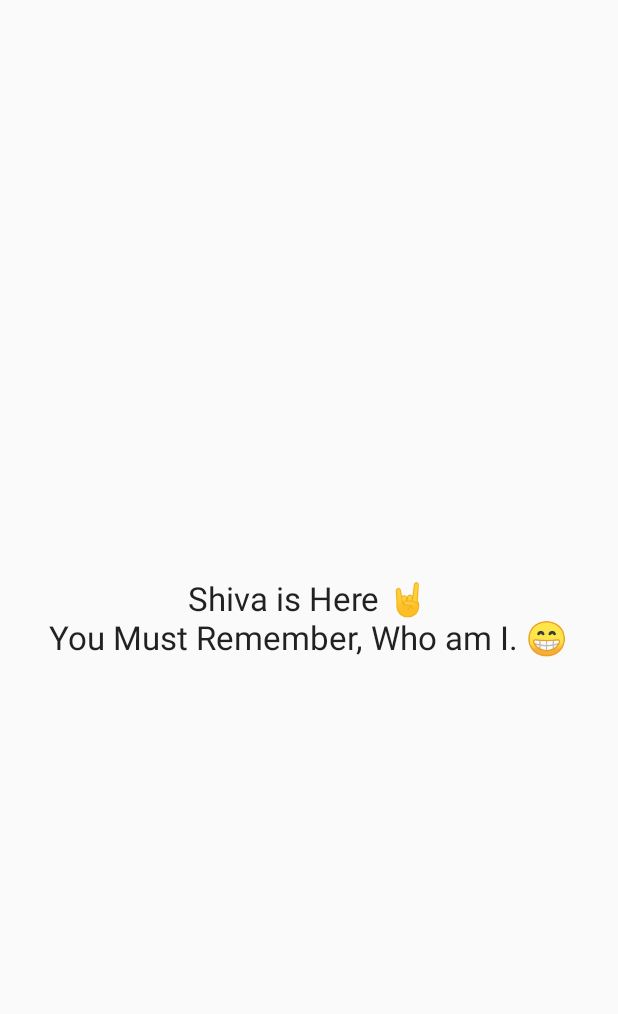
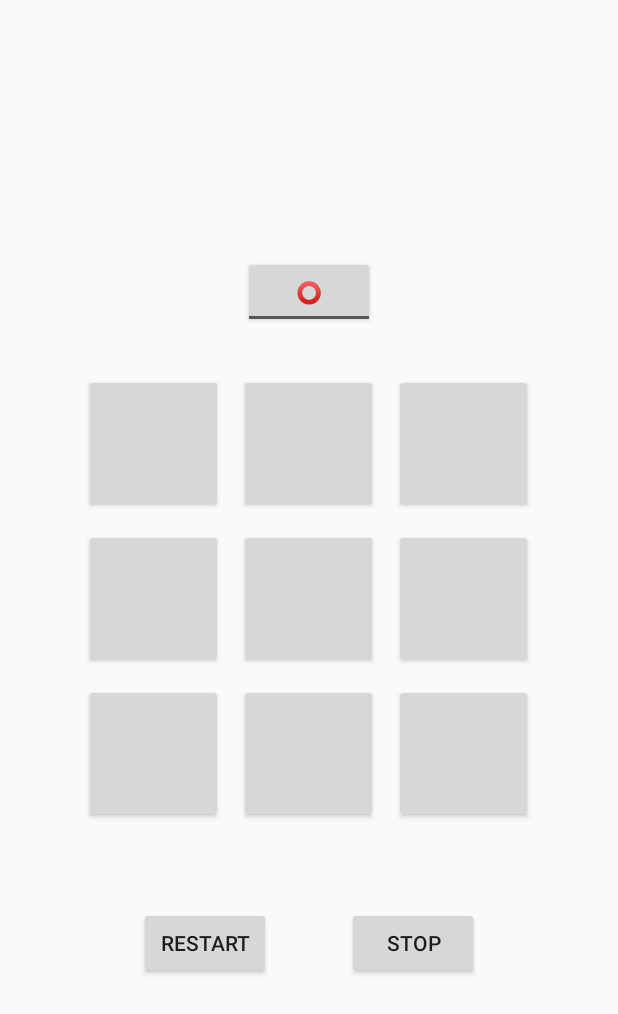
Before and after one commit to ShivaShirsath/TicTacToe-Android, an Android app: the screen it shows after launch (MainActivity), on a phone screen of 412 x 824 dp. Shown: the top 1014 px of the screen. Run offline under Robolectric (Android 15) with nearby library versions, the light colour scheme and no system bars.

Commit message:
Layout Screen Created

```diff
--- a/app/src/main/java/ss/TicTacToe/MainActivity.java
+++ b/app/src/main/java/ss/TicTacToe/MainActivity.java
@@ -3,6 +3,7 @@ package ss.TicTacToe;
 import android.os.Bundle;
 import android.support.v7.app.AppCompatActivity;
 import android.widget.TextView;
+import android.view.View;
 
 public class MainActivity extends AppCompatActivity {
 
@@ -11,9 +12,15 @@ public class MainActivity extends AppCompatActivity {
         super.onCreate(savedInstanceState);
         setContentView(R.layout.activity_main);
 
-		TextView textView = (TextView)findViewById(R.id.main);
-        textView.setText("Shiva is Here 🤘\nYou Must Remember, Who am I. 😁");
+    }
+	public void oxyClick(View view){
 
-    }
+	}
+	public void onRestart(View view){
+
+	}
+	public void onStop(View view){
+
+	}
 }
 // © https://github.com/ShivaShirsath
--- a/app/src/main/res/layout/activity_main.xml
+++ b/app/src/main/res/layout/activity_main.xml
@@ -7,11 +7,147 @@
 	android:orientation="vertical"
 	android:gravity="center">
 
-    <TextView
+	<ToggleButton
 		android:layout_width="wrap_content"
 		android:layout_height="wrap_content"
-        android:id="@+id/main"
-        android:gravity="center"
-        android:textAppearance="?android:attr/textAppearanceLarge"/>
+		android:layout_marginBottom="25dp"
+		android:textOn="❌"
+		android:textOff="⭕"
+		android:id="@+id/turn"
+		android:layout_margin="25dp"/>
+
+	<LinearLayout
+		android:orientation="vertical"
+		android:layout_width="310dp"
+		android:layout_height="310dp">
+
+		<LinearLayout
+			android:orientation="horizontal"
+			android:layout_width="match_parent"
+			android:layout_height="wrap_content"
+			android:layout_weight="1.0">
+
+			<Button
+				android:layout_width="wrap_content"
+				android:layout_height="match_parent"
+				android:text=""
+				android:id="@+id/oxy0"
+				android:onClick="oxyClick"
+				android:layout_weight="1.0"
+				android:layout_margin="5dp"/>
+
+			<Button
+				android:layout_width="wrap_content"
+				android:layout_height="match_parent"
+				android:text=""
+				android:id="@+id/oxy1"
+				android:onClick="oxyClick"
+				android:layout_weight="1.0"
+				android:layout_margin="5dp"/>
+
+			<Button
+				android:layout_width="wrap_content"
+				android:layout_height="match_parent"
+				android:text=""
+				android:id="@+id/oxy2"
+				android:onClick="oxyClick"
+				android:layout_weight="1.0"
+				android:layout_margin="5dp"/>
 
 		</LinearLayout>
+
+		<LinearLayout
+			android:orientation="horizontal"
+			android:layout_width="match_parent"
+			android:layout_height="wrap_content"
+			android:layout_weight="1.0">
+
+			<Button
+				android:layout_width="wrap_content"
+				android:layout_height="match_parent"
+				android:text=""
+				android:id="@+id/oxy3"
+				android:onClick="oxyClick"
+				android:layout_weight="1.0"
+				android:layout_margin="5dp"/>
+
+			<Button
+				android:layout_width="wrap_content"
+				android:layout_height="match_parent"
+				android:text=""
+				android:id="@+id/oxy4"
+				android:onClick="oxyClick"
+				android:layout_weight="1.0"
+				android:layout_margin="5dp"/>
+
+			<Button
+				android:layout_width="wrap_content"
+				android:layout_height="match_parent"
+				android:text=""
+				android:id="@+id/oxy5"
+				android:onClick="oxyClick"
+				android:layout_weight="1.0"
+				android:layout_margin="5dp"/>
+
+		</LinearLayout>
+
+		<LinearLayout
+			android:orientation="horizontal"
+			android:layout_width="match_parent"
+			android:layout_height="wrap_content"
+			android:layout_weight="1.0">
+
+			<Button
+				android:layout_width="wrap_content"
+				android:layout_height="match_parent"
+				android:text=""
+				android:id="@+id/oxy6"
+				android:onClick="oxyClick"
+				android:layout_weight="1.0"
+				android:layout_margin="5dp"/>
+
+			<Button
+				android:layout_width="wrap_content"
+				android:layout_height="match_parent"
+				android:text=""
+				android:id="@+id/oxy7"
+				android:onClick="oxyClick"
+				android:layout_weight="1.0"
+				android:layout_margin="5dp"/>
+
+			<Button
+				android:layout_width="wrap_content"
+				android:layout_height="match_parent"
+				android:text=""
+				android:id="@+id/oxy8"
+				android:onClick="oxyClick"
+				android:layout_weight="1.0"
+				android:layout_margin="5dp"/>
+
+		</LinearLayout>
+
+	</LinearLayout>
+
+	<LinearLayout
+		android:orientation="horizontal"
+		android:layout_width="wrap_content"
+		android:layout_height="wrap_content"
+		android:layout_marginTop="25dp">
+
+		<Button
+			android:layout_width="wrap_content"
+			android:layout_height="wrap_content"
+			android:text="restart"
+			android:onClick="onRestart"
+			android:layout_margin="25dp"/>
+
+		<Button
+			android:layout_width="wrap_content"
+			android:layout_height="wrap_content"
+			android:text="stop"
+			android:onClick="onStop"
+			android:layout_margin="25dp"/>
+
+	</LinearLayout>
+
+</LinearLayout>
```
Also changed, not shown: 13 other files. Lines whose indentation alone changed are shown as unchanged.
